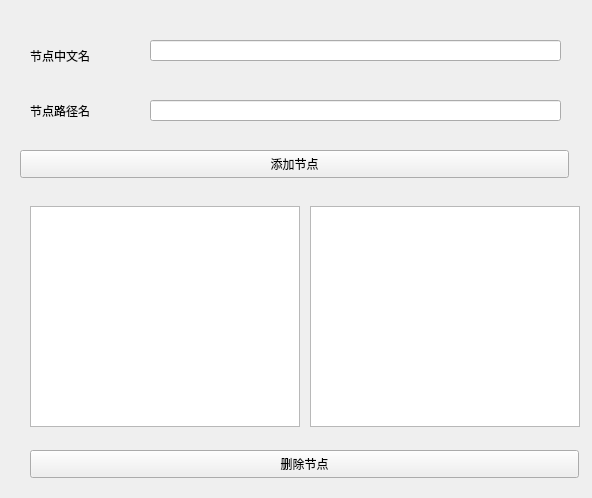
Above: hs_collect_setting.ui from Ying3141/yizumi-monitor before the change. Below: the same form after it.
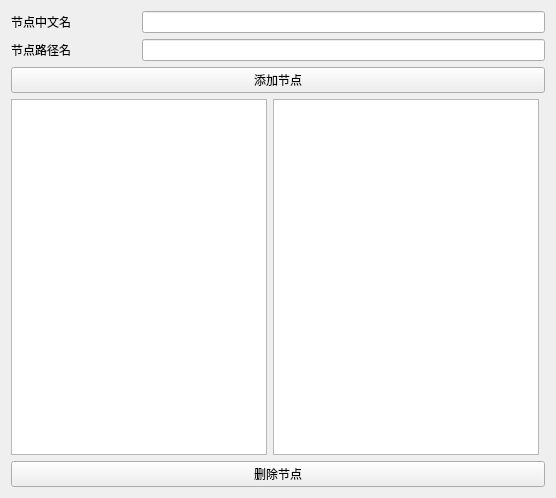
That is the form after the change.

Patch:
```diff
--- a/hs_collect_setting.ui
+++ b/hs_collect_setting.ui
@@ -6,105 +6,55 @@
    <rect>
     <x>0</x>
     <y>0</y>
-    <width>592</width>
+    <width>556</width>
     <height>498</height>
    </rect>
   </property>
   <property name="windowTitle">
    <string>Form</string>
   </property>
+  <layout class="QGridLayout" name="gridLayout">
+   <item row="4" column="0" colspan="4">
   <widget class="QPushButton" name="pushButton_2">
-   <property name="geometry">
-    <rect>
-     <x>30</x>
-     <y>450</y>
-     <width>549</width>
-     <height>28</height>
-    </rect>
-   </property>
    <property name="text">
     <string>删除节点</string>
    </property>
   </widget>
+   </item>
+   <item row="1" column="0">
+    <widget class="QLabel" name="node_name">
+     <property name="text">
+      <string>节点路径名</string>
+     </property>
+    </widget>
+   </item>
+   <item row="2" column="0" colspan="4">
   <widget class="QPushButton" name="pushButton">
-   <property name="geometry">
-    <rect>
-     <x>20</x>
-     <y>150</y>
-     <width>549</width>
-     <height>28</height>
-    </rect>
-   </property>
    <property name="text">
     <string>添加节点</string>
    </property>
   </widget>
+   </item>
+   <item row="1" column="1" colspan="3">
+    <widget class="QLineEdit" name="node_input"/>
+   </item>
+   <item row="3" column="0" colspan="2">
+    <widget class="QPlainTextEdit" name="node_names"/>
+   </item>
+   <item row="0" column="0">
   <widget class="QLabel" name="chinese_name">
-   <property name="geometry">
-    <rect>
-     <x>30</x>
-     <y>40</y>
-     <width>81</width>
-     <height>31</height>
-    </rect>
-   </property>
    <property name="text">
     <string>节点中文名</string>
    </property>
   </widget>
-  <widget class="QPlainTextEdit" name="chinese_names">
-   <property name="geometry">
-    <rect>
-     <x>310</x>
-     <y>206</y>
-     <width>270</width>
-     <height>221</height>
-    </rect>
-   </property>
-  </widget>
-  <widget class="QPlainTextEdit" name="node_names">
-   <property name="geometry">
-    <rect>
-     <x>30</x>
-     <y>206</y>
-     <width>270</width>
-     <height>221</height>
-    </rect>
-   </property>
-  </widget>
-  <widget class="QLabel" name="node_name">
-   <property name="geometry">
-    <rect>
-     <x>30</x>
-     <y>90</y>
-     <width>75</width>
-     <height>41</height>
-    </rect>
-   </property>
-   <property name="text">
-    <string>节点路径名</string>
-   </property>
-  </widget>
-  <widget class="QLineEdit" name="ch_input">
-   <property name="geometry">
-    <rect>
-     <x>150</x>
-     <y>40</y>
-     <width>411</width>
-     <height>21</height>
-    </rect>
-   </property>
-  </widget>
-  <widget class="QLineEdit" name="node_input">
-   <property name="geometry">
-    <rect>
-     <x>150</x>
-     <y>100</y>
-     <width>411</width>
-     <height>21</height>
-    </rect>
-   </property>
-  </widget>
+   </item>
+   <item row="0" column="1" colspan="3">
+    <widget class="QLineEdit" name="ch_input"/>
+   </item>
+   <item row="3" column="2">
+    <widget class="QPlainTextEdit" name="chinese_names"/>
+   </item>
+  </layout>
  </widget>
  <resources/>
  <connections/>
```
Lines whose indentation alone changed are shown as unchanged.
